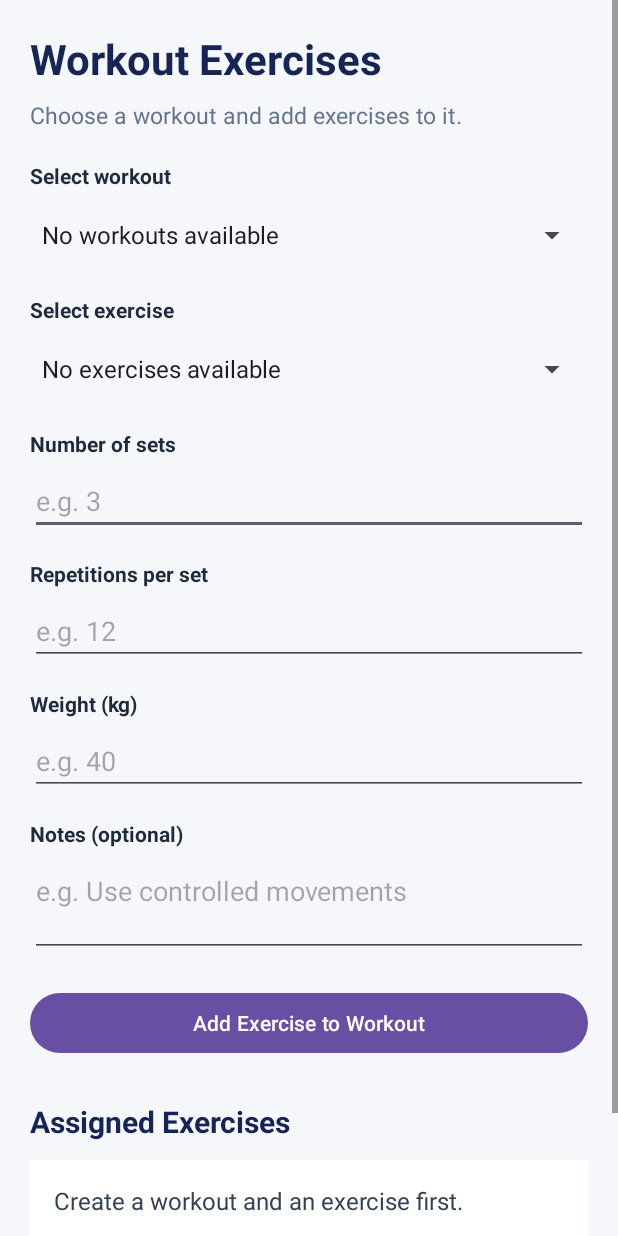
After one commit to hamzamohammad-6r/GymTrackerPro, an Android app: the WorkoutExercisesActivity screen opened directly, with no data from a screen before it, on a phone screen of 412 x 824 dp. The commit adds this screen. Run offline under Robolectric (Android 15) with nearby library versions, the phone set to English and light mode, and no system bars; our stand-ins replace Room's generated code.

Commit message:
Workout Screen created

```diff
--- a/app/src/main/AndroidManifest.xml
+++ b/app/src/main/AndroidManifest.xml
@@ -28,6 +28,10 @@
             android:name=".ExercisesActivity"
             android:exported="false" />
 
+        <activity
+            android:name=".WorkoutExercisesActivity"
+            android:exported="false" />
+
     </application>
 
 </manifest>
--- /dev/null
+++ b/app/src/main/java/com/example/gymtrackerpro/WorkoutExercisesActivity.java
@@ -0,0 +1,400 @@
+
+package com.example.gymtrackerpro;
+
+import android.os.Bundle;
+import android.util.Log;
+import android.view.View;
+import android.widget.ArrayAdapter;
+import android.widget.Button;
+import android.widget.EditText;
+import android.widget.Spinner;
+import android.widget.TextView;
+import android.widget.Toast;
+
+import androidx.appcompat.app.AppCompatActivity;
+
+import java.util.ArrayList;
+import java.util.List;
+import java.util.Locale;
+import java.util.concurrent.ExecutorService;
+import java.util.concurrent.Executors;
+
+public class WorkoutExercisesActivity extends AppCompatActivity {
+
+    private static final String TAG = "GymTrackerPro";
+
+    private GymTrackerDatabase database;
+
+    private Spinner spinnerWorkouts;
+    private Spinner spinnerExercises;
+
+    private EditText editSets;
+    private EditText editRepetitions;
+    private EditText editWeight;
+    private EditText editExerciseNotes;
+
+    private TextView textAssignedExercises;
+
+    private final ExecutorService databaseExecutor =
+            Executors.newSingleThreadExecutor();
+
+    private List<Workout> workouts = new ArrayList<>();
+    private List<Exercise> exercises = new ArrayList<>();
+
+    @Override
+    protected void onCreate(Bundle savedInstanceState) {
+        super.onCreate(savedInstanceState);
+        setContentView(R.layout.activity_workout_exercises);
+
+        database = GymTrackerDatabase.getDatabase(
+                getApplicationContext()
+        );
+
+        spinnerWorkouts = findViewById(R.id.spinnerWorkouts);
+        spinnerExercises = findViewById(R.id.spinnerExercises);
+
+        editSets = findViewById(R.id.editSets);
+        editRepetitions = findViewById(R.id.editRepetitions);
+        editWeight = findViewById(R.id.editWeight);
+        editExerciseNotes = findViewById(R.id.editExerciseNotes);
+
+        textAssignedExercises =
+                findViewById(R.id.textAssignedExercises);
+
+        Button buttonAddExercise =
+                findViewById(R.id.buttonAddExerciseToWorkout);
+
+        Button buttonBackHome =
+                findViewById(R.id.buttonBackHome);
+
+        buttonAddExercise.setOnClickListener(
+                v -> saveExerciseToWorkout()
+        );
+
+        buttonBackHome.setOnClickListener(v -> finish());
+
+        loadDropdowns();
+    }
+
+    private void loadDropdowns() {
+        databaseExecutor.execute(() -> {
+            try {
+                List<Workout> loadedWorkouts =
+                        database.workoutDao().getAllWorkouts();
+
+                List<Exercise> loadedExercises =
+                        database.exerciseDao().getAllExercises();
+
+                runOnUiThread(() -> {
+                    if (isFinishing() || isDestroyed()) {
+                        return;
+                    }
+
+                    workouts = loadedWorkouts;
+                    exercises = loadedExercises;
+
+                    List<String> workoutNames = new ArrayList<>();
+
+                    for (Workout workout : workouts) {
+                        workoutNames.add(
+                                workout.getWorkoutName()
+                                        + " (" + workout.getWorkoutDate() + ")"
+                        );
+                    }
+
+                    if (workoutNames.isEmpty()) {
+                        workoutNames.add("No workouts available");
+                    }
+
+                    ArrayAdapter<String> workoutAdapter =
+                            new ArrayAdapter<>(
+                                    this,
+                                    android.R.layout.simple_spinner_item,
+                                    workoutNames
+                            );
+
+                    workoutAdapter.setDropDownViewResource(
+                            android.R.layout.simple_spinner_dropdown_item
+                    );
+
+                    spinnerWorkouts.setAdapter(workoutAdapter);
+
+                    List<String> exerciseNames = new ArrayList<>();
+
+                    for (Exercise exercise : exercises) {
+                        exerciseNames.add(
+                                exercise.getExerciseName()
+                                        + " (" + exercise.getMuscleGroup() + ")"
+                        );
+                    }
+
+                    if (exerciseNames.isEmpty()) {
+                        exerciseNames.add("No exercises available");
+                    }
+
+                    ArrayAdapter<String> exerciseAdapter =
+                            new ArrayAdapter<>(
+                                    this,
+                                    android.R.layout.simple_spinner_item,
+                                    exerciseNames
+                            );
+
+                    exerciseAdapter.setDropDownViewResource(
+                            android.R.layout.simple_spinner_dropdown_item
+                    );
+
+                    spinnerExercises.setAdapter(exerciseAdapter);
+
+                    spinnerWorkouts.setOnItemSelectedListener(
+                            new android.widget.AdapterView.OnItemSelectedListener() {
+                                @Override
+                                public void onItemSelected(
+                                        android.widget.AdapterView<?> parent,
+                                        View view,
+                                        int position,
+                                        long id
+                                ) {
+                                    loadAssignedExercises();
+                                }
+
+                                @Override
+                                public void onNothingSelected(
+                                        android.widget.AdapterView<?> parent
+                                ) {
+                                }
+                            }
+                    );
+
+                    loadAssignedExercises();
+                });
+
+            } catch (Exception e) {
+                Log.e(TAG, "Unable to load dropdowns", e);
+
+                runOnUiThread(() -> {
+                    if (!isFinishing() && !isDestroyed()) {
+                        Toast.makeText(
+                                this,
+                                "Could not load workouts or exercises. "
+                                        + "Add a workout and an exercise first.",
+                                Toast.LENGTH_LONG
+                        ).show();
+                    }
+                });
+            }
+        });
+    }
+
+    private void saveExerciseToWorkout() {
+        if (workouts.isEmpty()) {
+            Toast.makeText(
+                    this,
+                    "Create a workout first.",
+                    Toast.LENGTH_SHORT
+            ).show();
+            return;
+        }
+
+        if (exercises.isEmpty()) {
+            Toast.makeText(
+                    this,
+                    "Create an exercise first.",
+                    Toast.LENGTH_SHORT
+            ).show();
+            return;
+        }
+
+        String setsText = editSets.getText().toString().trim();
+        String repetitionsText =
+                editRepetitions.getText().toString().trim();
+        String weightText = editWeight.getText().toString().trim();
+        String notes = editExerciseNotes.getText().toString().trim();
+
+        if (setsText.isEmpty()) {
+            editSets.setError("Enter the number of sets");
+            editSets.requestFocus();
+            return;
+        }
+
+        if (repetitionsText.isEmpty()) {
+            editRepetitions.setError("Enter the repetitions");
+            editRepetitions.requestFocus();
+            return;
+        }
+
+        if (weightText.isEmpty()) {
+            weightText = "0";
+        }
+
+        final int sets;
+        final int repetitions;
+        final double weight;
+
+        try {
+            sets = Integer.parseInt(setsText);
+            repetitions = Integer.parseInt(repetitionsText);
+            weight = Double.parseDouble(weightText);
+        } catch (NumberFormatException e) {
+            Toast.makeText(
+                    this,
+                    "Enter valid numbers.",
+                    Toast.LENGTH_SHORT
+            ).show();
+            return;
+        }
+
+        if (sets <= 0 || repetitions <= 0 || weight < 0
+                || !Double.isFinite(weight)) {
+            Toast.makeText(
+                    this,
+                    "Sets and reps must be positive. Weight cannot be negative.",
+                    Toast.LENGTH_LONG
+            ).show();
+            return;
+        }
+
+        Workout selectedWorkout =
+                workouts.get(spinnerWorkouts.getSelectedItemPosition());
+
+        Exercise selectedExercise =
+                exercises.get(spinnerExercises.getSelectedItemPosition());
+
+        WorkoutExercise assignment = new WorkoutExercise(
+                selectedWorkout.getWorkoutId(),
+                selectedExercise.getExerciseId(),
+                sets,
+                repetitions,
+                weight,
+                notes
+        );
+
+        databaseExecutor.execute(() -> {
+            try {
+                database.workoutExerciseDao()
+                        .insertWorkoutExercise(assignment);
+
+                runOnUiThread(() -> {
+                    if (isFinishing() || isDestroyed()) {
+                        return;
+                    }
+
+                    editSets.setText("");
+                    editRepetitions.setText("");
+                    editWeight.setText("");
+                    editExerciseNotes.setText("");
+
+                    Toast.makeText(
+                            this,
+                            "Exercise added to workout!",
+                            Toast.LENGTH_SHORT
+                    ).show();
+
+                    loadAssignedExercises();
+                });
+
+            } catch (Exception e) {
+                Log.e(TAG, "Unable to assign exercise", e);
+
+                runOnUiThread(() -> {
+                    if (!isFinishing() && !isDestroyed()) {
+                        Toast.makeText(
+                                this,
+                                "Could not add exercise. Check Logcat.",
+                                Toast.LENGTH_LONG
+                        ).show();
+                    }
+                });
+            }
+        });
+    }
+
+    private void loadAssignedExercises() {
+        if (workouts.isEmpty()
+                || spinnerWorkouts.getSelectedItemPosition() < 0) {
+            textAssignedExercises.setText(
+                    "Create a workout and an exercise first."
+            );
+            return;
+        }
+
+        Workout selectedWorkout =
+                workouts.get(spinnerWorkouts.getSelectedItemPosition());
+
+        databaseExecutor.execute(() -> {
+            try {
+                List<WorkoutExercise> assignments =
+                        database.workoutExerciseDao()
+                                .getExercisesForWorkout(
+                                        selectedWorkout.getWorkoutId()
+                                );
+
+                StringBuilder result = new StringBuilder();
+
+                if (assignments.isEmpty()) {
+                    result.append(
+                            "No exercises assigned to this workout yet."
+                    );
+                } else {
+                    for (WorkoutExercise assignment : assignments) {
+                        Exercise exercise = null;
+
+                        for (Exercise item : exercises) {
+                            if (item.getExerciseId()
+                                    == assignment.getExerciseId()) {
+                                exercise = item;
+                                break;
+                            }
+                        }
+
+                        if (exercise != null) {
+                            result.append(exercise.getExerciseName())
+                                    .append("\nSets: ")
+                                    .append(assignment.getSets())
+                                    .append(" | Reps: ")
+                                    .append(assignment.getRepetitions())
+                                    .append(" | Weight: ")
+                                    .append(String.format(
+                                            Locale.US,
+                                            "%.2f kg",
+                                            assignment.getWeight()
+                                    ));
+
+                            if (assignment.getNotes() != null
+                                    && !assignment.getNotes().trim().isEmpty()) {
+                                result.append("\nNotes: ")
+                                        .append(assignment.getNotes());
+                            }
+
+                            result.append("\n\n");
+                        }
+                    }
+                }
+
+                String displayText = result.toString();
+
+                runOnUiThread(() -> {
+                    if (!isFinishing() && !isDestroyed()) {
+                        textAssignedExercises.setText(displayText);
+                    }
+                });
+
+            } catch (Exception e) {
+                Log.e(TAG, "Unable to load assigned exercises", e);
+
+                runOnUiThread(() -> {
+                    if (!isFinishing() && !isDestroyed()) {
+                        textAssignedExercises.setText(
+                                "Could not load assigned exercises."
+                        );
+                    }
+                });
+            }
+        });
+    }
+
+    @Override
+    protected void onDestroy() {
+        super.onDestroy();
+        databaseExecutor.shutdown();
+    }
+}
--- /dev/null
+++ b/app/src/main/res/layout/activity_workout_exercises.xml
@@ -0,0 +1,163 @@
+<?xml version="1.0" encoding="utf-8"?>
+<ScrollView xmlns:android="http://schemas.android.com/apk/res/android"
+    android:layout_width="match_parent"
+    android:layout_height="match_parent"
+    android:background="#F5F7FA"
+    android:fillViewport="true">
+
+    <LinearLayout
+        android:layout_width="match_parent"
+        android:layout_height="wrap_content"
+        android:orientation="vertical"
+        android:padding="20dp">
+
+        <TextView
+            android:layout_width="match_parent"
+            android:layout_height="wrap_content"
+            android:text="Workout Exercises"
+            android:textColor="#172554"
+            android:textSize="28sp"
+            android:textStyle="bold"
+            android:layout_marginBottom="8dp" />
+
+        <TextView
+            android:layout_width="match_parent"
+            android:layout_height="wrap_content"
+            android:text="Choose a workout and add exercises to it."
+            android:textColor="#64748B"
+            android:textSize="15sp"
+            android:layout_marginBottom="20dp" />
+
+        <TextView
+            android:layout_width="match_parent"
+            android:layout_height="wrap_content"
+            android:text="Select workout"
+            android:textStyle="bold"
+            android:textColor="#1E293B" />
+
+        <Spinner
+            android:id="@+id/spinnerWorkouts"
+            android:layout_width="match_parent"
+            android:layout_height="wrap_content"
+            android:minHeight="48dp"
+            android:layout_marginTop="6dp"
+            android:layout_marginBottom="16dp" />
+
+        <TextView
+            android:layout_width="match_parent"
+            android:layout_height="wrap_content"
+            android:text="Select exercise"
+            android:textStyle="bold"
+            android:textColor="#1E293B" />
+
+        <Spinner
+            android:id="@+id/spinnerExercises"
+            android:layout_width="match_parent"
+            android:layout_height="wrap_content"
+            android:minHeight="48dp"
+            android:layout_marginTop="6dp"
+            android:layout_marginBottom="16dp" />
+
+        <TextView
+            android:layout_width="match_parent"
+            android:layout_height="wrap_content"
+            android:text="Number of sets"
+            android:textStyle="bold"
+            android:textColor="#1E293B" />
+
+        <EditText
+            android:id="@+id/editSets"
+            android:layout_width="match_parent"
+            android:layout_height="wrap_content"
+            android:hint="e.g. 3"
+            android:inputType="number"
+            android:layout_marginTop="6dp"
+            android:layout_marginBottom="16dp" />
+
+        <TextView
+            android:layout_width="match_parent"
+            android:layout_height="wrap_content"
+            android:text="Repetitions per set"
+            android:textStyle="bold"
+            android:textColor="#1E293B" />
+
+        <EditText
+            android:id="@+id/editRepetitions"
+            android:layout_width="match_parent"
+            android:layout_height="wrap_content"
+            android:hint="e.g. 12"
+            android:inputType="number"
+            android:layout_marginTop="6dp"
+            android:layout_marginBottom="16dp" />
+
+        <TextView
+            android:layout_width="match_parent"
+            android:layout_height="wrap_content"
+            android:text="Weight (kg)"
+            android:textStyle="bold"
+            android:textColor="#1E293B" />
+
+        <EditText
+            android:id="@+id/editWeight"
+            android:layout_width="match_parent"
+            android:layout_height="wrap_content"
+            android:hint="e.g. 40"
+            android:inputType="numberDecimal"
+            android:layout_marginTop="6dp"
+            android:layout_marginBottom="16dp" />
+
+        <TextView
+            android:layout_width="match_parent"
+            android:layout_height="wrap_content"
+            android:text="Notes (optional)"
+            android:textStyle="bold"
+            android:textColor="#1E293B" />
+
+        <EditText
+            android:id="@+id/editExerciseNotes"
+            android:layout_width="match_parent"
+            android:layout_height="wrap_content"
+            android:hint="e.g. Use controlled movements"
+            android:inputType="textCapSentences|textMultiLine"
+            android:minLines="2"
+            android:gravity="top"
+            android:layout_marginTop="6dp"
+            android:layout_marginBottom="20dp" />
+
+        <Button
+            android:id="@+id/buttonAddExerciseToWorkout"
+            android:layout_width="match_parent"
+            android:layout_height="wrap_content"
+            android:text="Add Exercise to Workout" />
+
+        <TextView
+            android:layout_width="match_parent"
+            android:layout_height="wrap_content"
+            android:text="Assigned Exercises"
+            android:textColor="#172554"
+            android:textSize="20sp"
+            android:textStyle="bold"
+            android:layout_marginTop="28dp"
+            android:layout_marginBottom="12dp" />
+
+        <TextView
+            android:id="@+id/textAssignedExercises"
+            android:layout_width="match_parent"
+            android:layout_height="wrap_content"
+            android:background="#FFFFFF"
+            android:padding="16dp"
+            android:text="Assigned exercises will appear here."
+            android:textColor="#334155"
+            android:textSize="16sp"
+            android:lineSpacingExtra="6dp" />
+
+        <Button
+            android:id="@+id/buttonBackHome"
+            android:layout_width="match_parent"
+            android:layout_height="wrap_content"
+            android:text="Back"
+            android:layout_marginTop="20dp" />
+
+    </LinearLayout>
+
+</ScrollView>
```
Also changed, not shown: app/src/main/java/com/example/gymtrackerpro/MainActivity.java (+6 -4 lines).
